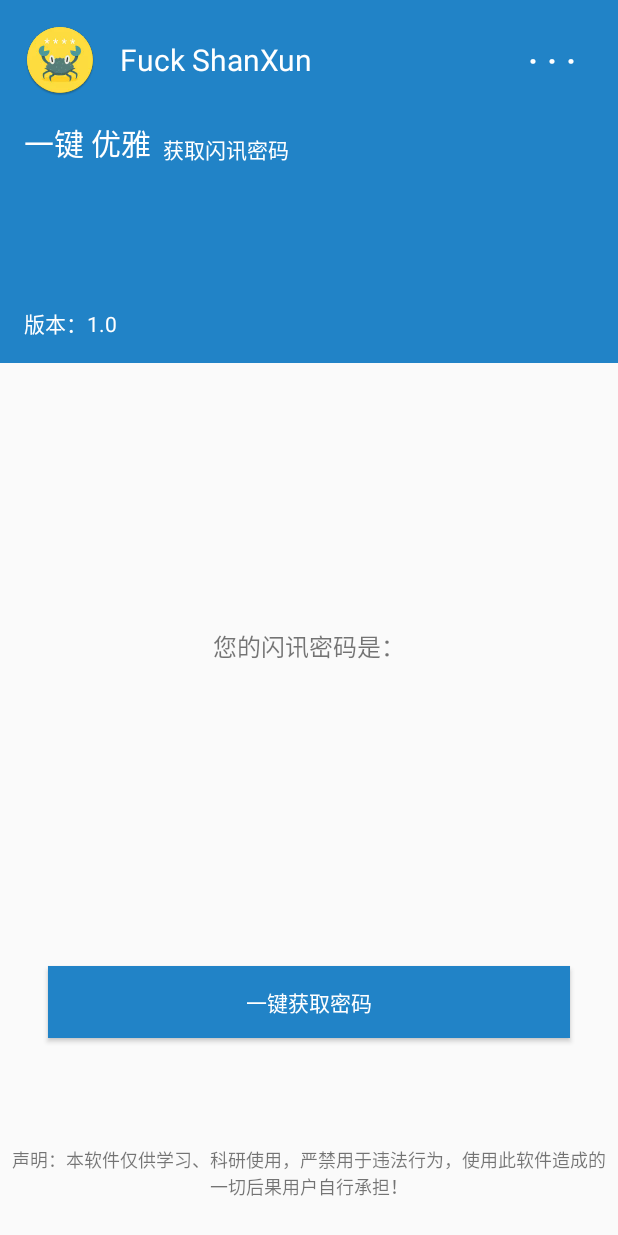
After one commit to FoxNickel/FuckShanXun, an Android app: the layout activity_second.xml on its own in the app's theme, with its tools: preview values and no code run, on a phone screen of 412 x 824 dp. The commit adds this screen. Run offline under Robolectric (Android 15) with nearby library versions, the phone set to English and light mode, and no system bars.

Commit message:
界面用RelativeLayout进行了重构，测试暂无bug

```diff
--- a/app/build.gradle
+++ b/app/build.gradle
@@ -27,7 +27,4 @@ dependencies {
         exclude group: 'com.android.support', module: 'support-annotations'
     })
     compile 'com.android.support:appcompat-v7:25.3.1'
-    compile 'com.android.support.constraint:constraint-layout:1.0.2'
-    compile 'de.hdodenhof:circleimageview:2.1.0'
-    testCompile 'junit:junit:4.12'
 }
--- a/app/src/main/java/cn/foxnickel/fuckshanxun/MainActivity.java
+++ b/app/src/main/java/cn/foxnickel/fuckshanxun/MainActivity.java
@@ -30,16 +30,16 @@ import cn.foxnickel.fuckshanxun.receiver.SmsReceiver;
 
 public class MainActivity extends AppCompatActivity {
 
-    private Button mBtGetPass;
     private static final int REQUEST_PERMISSIONS = 1;
     private final String TAG = getClass().getSimpleName();
+    private Button mBtGetPass;
     private SharedPreferences sharedPreferences;
     private SmsReceiver mSmsReceiver;
 
     @Override
     protected void onCreate(Bundle savedInstanceState) {
         super.onCreate(savedInstanceState);
-        setContentView(R.layout.activity_main);
+        setContentView(R.layout.activity_second);
 
         sharedPreferences = getSharedPreferences("shared_preferences_pass", MODE_PRIVATE);
 
--- /dev/null
+++ b/app/src/main/res/layout/activity_second.xml
@@ -0,0 +1,157 @@
+<?xml version="1.0" encoding="utf-8"?>
+<LinearLayout
+    xmlns:android="http://schemas.android.com/apk/res/android"
+    xmlns:app="http://schemas.android.com/apk/res-auto"
+    android:layout_width="match_parent"
+    android:layout_height="match_parent"
+    android:orientation="vertical">
+
+    <RelativeLayout
+        android:layout_width="match_parent"
+        android:layout_height="0dp"
+        android:layout_weight="1"
+        android:background="@color/colorPrimary">
+
+        <ImageView
+            android:id="@+id/iv_icon"
+            android:layout_width="48dp"
+            android:layout_height="48dp"
+            android:layout_marginLeft="16dp"
+            android:layout_marginStart="16dp"
+            android:layout_marginTop="16dp"
+            android:contentDescription="@string/app_name"
+            app:srcCompat="@mipmap/crab"/>
+
+        <TextView
+            android:id="@+id/tv_name"
+            android:layout_width="wrap_content"
+            android:layout_height="wrap_content"
+            android:layout_alignBottom="@id/iv_icon"
+            android:layout_alignTop="@id/iv_icon"
+            android:layout_marginLeft="16dp"
+            android:layout_marginStart="16dp"
+            android:layout_toEndOf="@id/iv_icon"
+            android:layout_toRightOf="@id/iv_icon"
+            android:gravity="center"
+            android:text="@string/fuck_shanxun"
+            android:textColor="@android:color/white"
+            android:textSize="20sp"/>
+
+        <Button
+            android:id="@+id/bt_setting"
+            android:layout_width="wrap_content"
+            android:layout_height="wrap_content"
+            android:layout_alignBottom="@id/iv_icon"
+            android:layout_alignParentEnd="true"
+            android:layout_alignParentRight="true"
+            android:layout_alignTop="@id/iv_icon"
+            android:background="@android:color/transparent"
+            android:onClick="setSimCard"
+            android:text="@string/point"
+            android:textColor="@android:color/white"
+            android:textSize="24sp"/>
+
+        <TextView
+            android:id="@+id/tv_one_key"
+            android:layout_width="wrap_content"
+            android:layout_height="wrap_content"
+            android:layout_below="@id/iv_icon"
+            android:layout_marginLeft="16dp"
+            android:layout_marginStart="16dp"
+            android:layout_marginTop="16dp"
+            android:text="@string/one_key"
+            android:textColor="@android:color/white"
+            android:textSize="20sp"/>
+
+        <TextView
+            android:id="@+id/tv_get_pass"
+            android:layout_width="wrap_content"
+            android:layout_height="wrap_content"
+            android:layout_alignBottom="@id/tv_one_key"
+            android:layout_marginLeft="8dp"
+            android:layout_marginStart="8dp"
+            android:layout_toEndOf="@id/tv_one_key"
+            android:layout_toRightOf="@id/tv_one_key"
+            android:text="@string/get_pass"
+            android:textColor="@android:color/white"
+            android:textSize="14sp"/>
+
+        <TextView
+            android:id="@+id/tv_version"
+            android:layout_width="wrap_content"
+            android:layout_height="wrap_content"
+            android:layout_alignParentBottom="true"
+            android:layout_marginBottom="16dp"
+            android:layout_marginLeft="16dp"
+            android:layout_marginStart="16dp"
+            android:text="@string/version"
+            android:textColor="@android:color/white"/>
+
+    </RelativeLayout>
+
+    <RelativeLayout
+        android:layout_width="match_parent"
+        android:layout_height="0dp"
+        android:layout_weight="2.4">
+
+        <TextView
+            android:id="@+id/tv_caution"
+            android:layout_width="wrap_content"
+            android:layout_height="wrap_content"
+            android:layout_alignParentBottom="true"
+            android:layout_marginBottom="24dp"
+            android:layout_marginLeft="8dp"
+            android:layout_marginRight="8dp"
+            android:text="@string/declare"
+            android:textAlignment="center"
+            android:textSize="12sp"/>
+
+        <Button
+            android:id="@+id/bt_get_pass"
+            android:layout_width="match_parent"
+            android:layout_height="wrap_content"
+            android:layout_above="@id/tv_caution"
+            android:layout_marginBottom="72dp"
+            android:layout_marginLeft="32dp"
+            android:layout_marginRight="32dp"
+            android:background="@color/colorPrimary"
+            android:text="@string/one_key_get_pass"
+            android:textColor="@android:color/white"/>
+
+        <TextView
+            android:id="@+id/textView"
+            android:layout_width="wrap_content"
+            android:layout_height="wrap_content"
+            android:layout_above="@id/bt_get_pass"
+            android:layout_alignParentTop="true"
+            android:layout_centerHorizontal="true"
+            android:layout_marginBottom="24dp"
+            android:gravity="center"
+            android:text="@string/pass"
+            android:textSize="16sp"/>
+
+        <TextView
+            android:id="@+id/tv_pass"
+            android:layout_width="wrap_content"
+            android:layout_height="wrap_content"
+            android:layout_above="@id/bt_get_pass"
+            android:layout_alignParentTop="true"
+            android:layout_centerHorizontal="true"
+            android:layout_marginTop="32dp"
+            android:gravity="center"
+            android:textColor="@color/passColor"
+            android:textSize="24sp"/>
+
+        <TextView
+            android:id="@+id/tv_time"
+            android:layout_width="wrap_content"
+            android:layout_height="wrap_content"
+            android:layout_above="@+id/bt_get_pass"
+            android:layout_alignParentTop="true"
+            android:layout_centerHorizontal="true"
+            android:layout_marginTop="88dp"
+            android:gravity="center"/>
+
+    </RelativeLayout>
+
+</LinearLayout>
```
Also changed, not shown: app/src/main/res/layout/activity_main.xml (deleted, +0 -176 lines).
